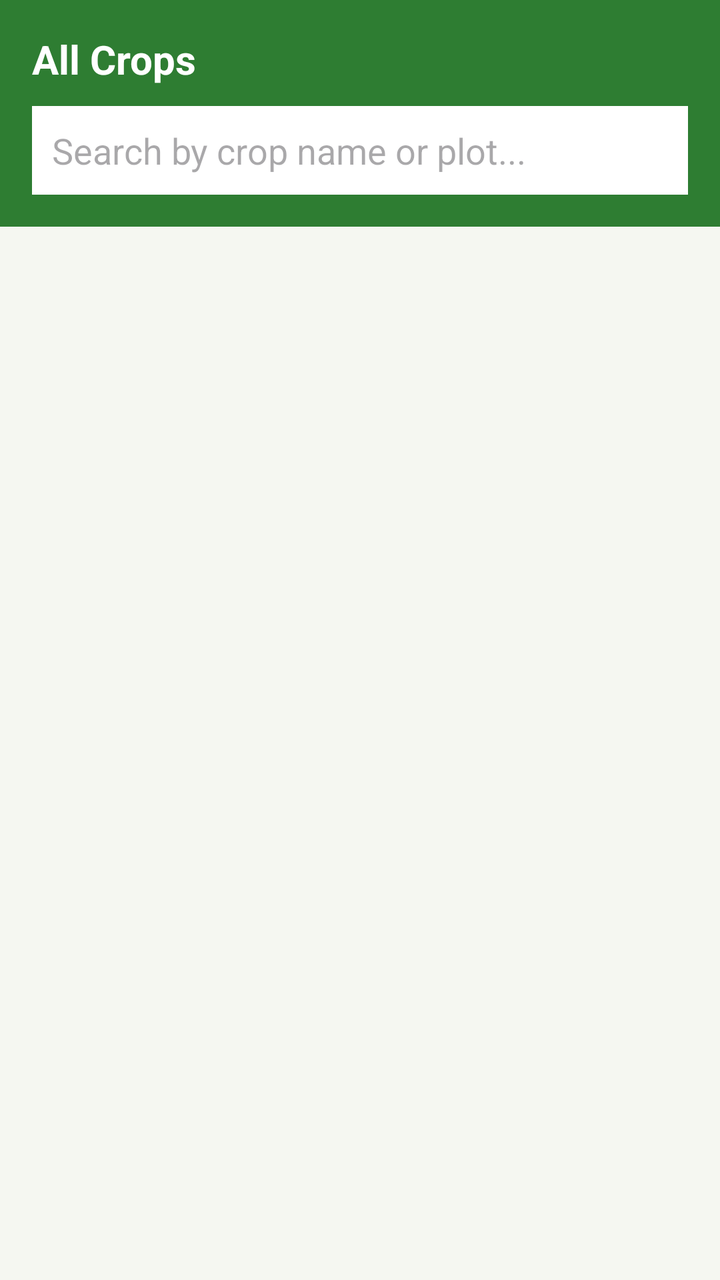
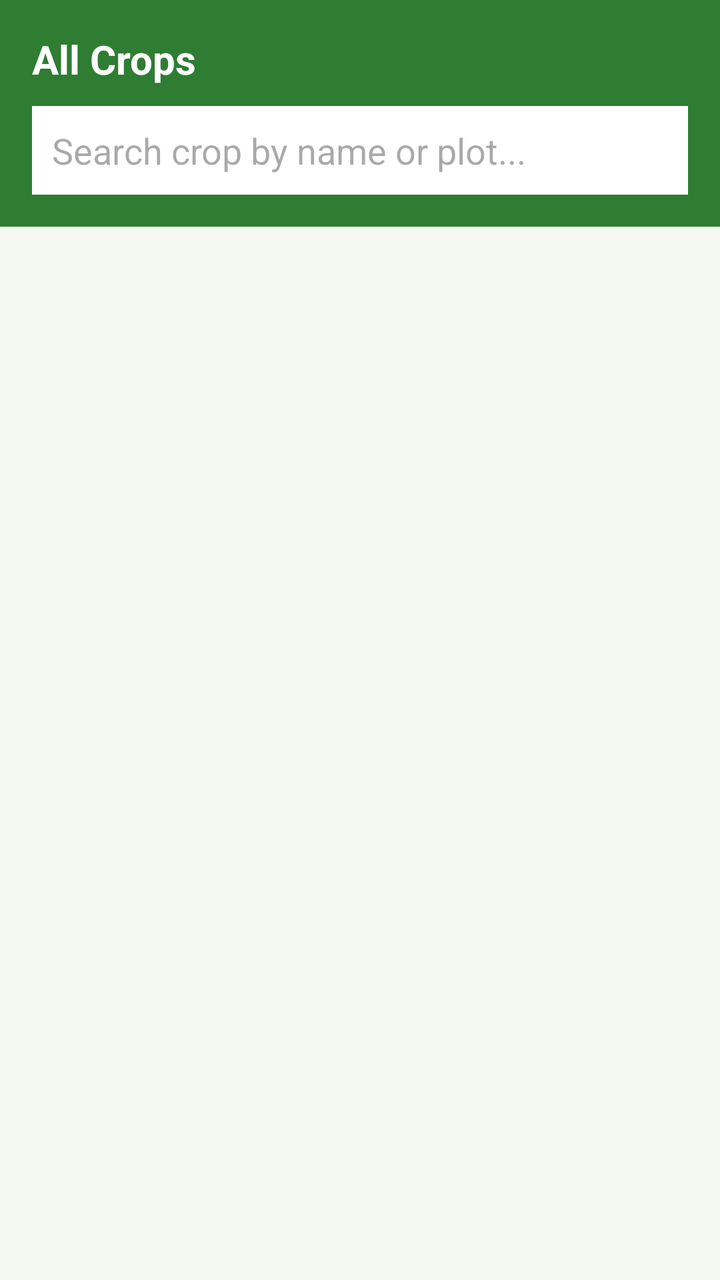

Compare the two renders of this Android layout. The source of the first and the diff that turns it into the second are given below.
<!-- AndroidManifest.xml: application theme Theme.CropManagementApp -->
<!-- res/layout/activity_crop_list.xml -->
<?xml version="1.0" encoding="utf-8"?>
<LinearLayout xmlns:android="http://schemas.android.com/apk/res/android"
    android:layout_width="match_parent"
    android:layout_height="match_parent"
    android:background="@color/background_light"
    android:orientation="vertical">

    <LinearLayout
        android:layout_width="match_parent"
        android:layout_height="wrap_content"
        android:background="@color/green_primary"
        android:orientation="vertical"
        android:padding="16dp">

        <TextView
            android:layout_width="wrap_content"
            android:layout_height="wrap_content"
            android:text="All Crops"
            android:textColor="@color/white"
            android:textSize="20sp"
            android:textStyle="bold" />

        <EditText
            android:id="@+id/etSearch"
            android:layout_width="match_parent"
            android:layout_height="wrap_content"
            android:layout_marginTop="10dp"
            android:background="@color/card_white"
            android:hint="Search by crop name or plot..."
            android:padding="10dp" />
    </LinearLayout>

    <androidx.recyclerview.widget.RecyclerView
        android:id="@+id/rvCrops"
        android:layout_width="match_parent"
        android:layout_height="0dp"
        android:layout_weight="1"
        android:padding="16dp" />

    <TextView
        android:id="@+id/tvEmptyState"
        android:layout_width="match_parent"
        android:layout_height="wrap_content"
        android:layout_gravity="center"
        android:gravity="center"
        android:padding="32dp"
        android:text="No crops yet. Tap 'Add New Crop' on the dashboard to get started."
        android:textColor="@color/text_secondary"
        android:visibility="gone" />

</LinearLayout>
<!-- resources referenced by this layout -->
<resources>
  <color name="background_light">#F5F7F1</color>
  <color name="card_white">#FFFFFF</color>
  <color name="green_primary">#2E7D32</color>
  <color name="text_secondary">#616161</color>
  <color name="white">#FFFFFF</color>
  <style name="Theme.CropManagementApp" parent="Base.Theme.CropManagementApp" />
  <style name="Base.Theme.CropManagementApp" parent="Theme.Material3.DayNight.NoActionBar">
          
          
      </style>
</resources>

<!-- the commit's change to res/layout/activity_crop_list.xml (unified diff, before → after) -->
@@ -26,7 +26,7 @@
             android:layout_height="wrap_content"
             android:layout_marginTop="10dp"
             android:background="@color/card_white"
-            android:hint="Search by crop name or plot..."
+            android:hint="Search crop by name or plot..."
             android:padding="10dp" />
     </LinearLayout>
 
